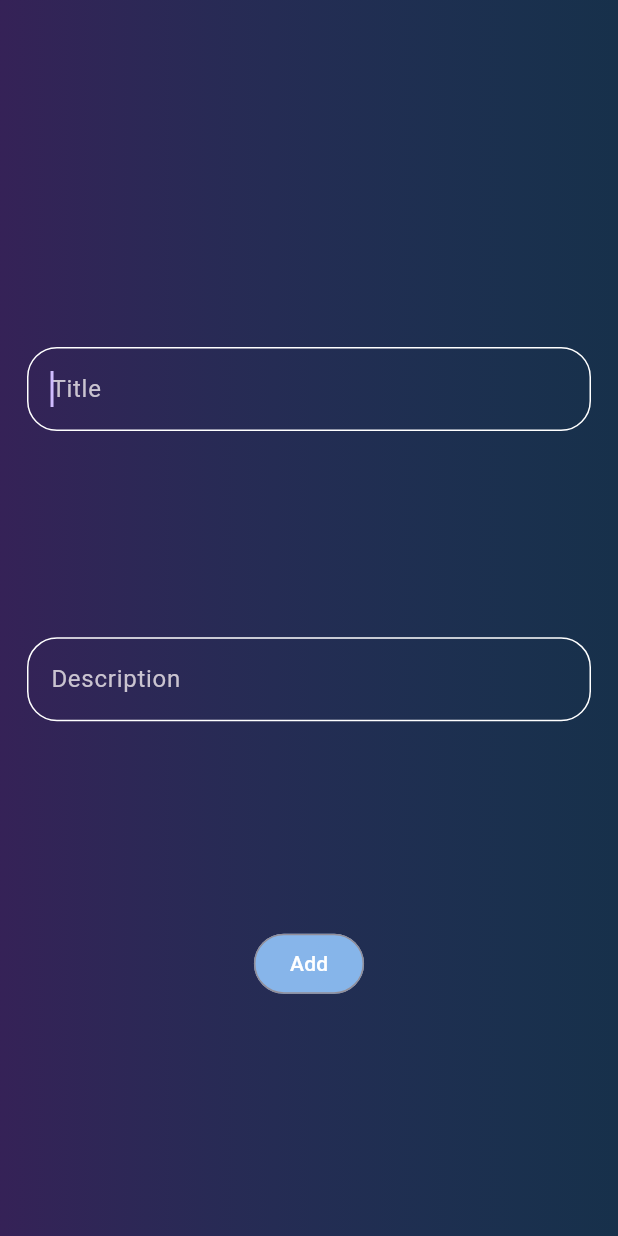
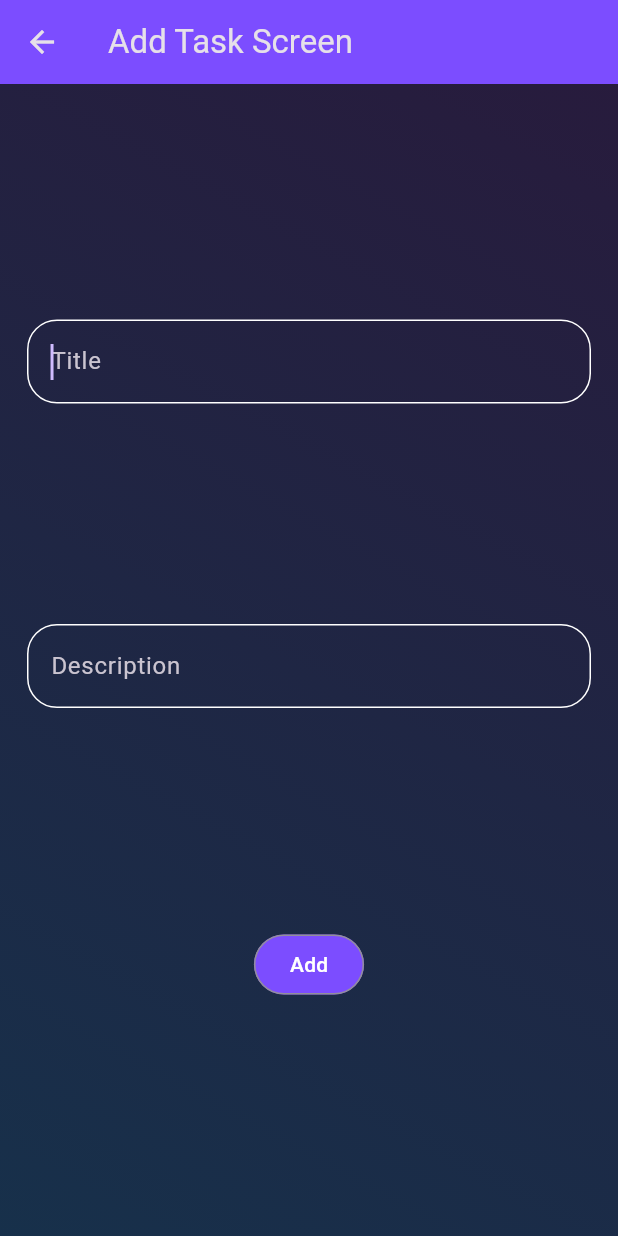
Before and after one commit to AnirudhDas01/todo_list_cal, a Flutter app: the AddTaskScreen screen opened directly, on a phone screen of 412 x 824 dp. Run offline on Flutter 3.47's test engine with Material 3 defaults, Android fonts, the phone set to English and light mode, and no system bars; our stand-ins replace animated_splash_screen, google_fonts, table_calendar.

Commit message:
added style in task screen & changed colour of task tiles and task lists and made a new screen

```diff
--- a/lib/models/task_data.dart
+++ b/lib/models/task_data.dart
@@ -61,6 +61,8 @@ class TaskData extends ChangeNotifier {
     notifyListeners();
   }
 
+
+
   void updateTask(Task task) {
     task.toggetDone();
 
--- a/lib/screens/add_task.sreen.dart
+++ b/lib/screens/add_task.sreen.dart
@@ -12,14 +12,22 @@ class AddTaskScreen extends StatelessWidget {
     String newTaskTitle = '';
     String newTaskDescription = '';
 
-    // ignore: no_leading_underscores_for_local_identifiers
+    bool validateInputs(String title, String description) {
+      return title.isEmpty && description.isEmpty;
+    }
 
     return Scaffold(
+      appBar: AppBar(
+        title: const Text('Add Task Screen'),
+        backgroundColor: Colors.deepPurpleAccent,
+      ),
       body: Container(
         decoration: const BoxDecoration(
           gradient: LinearGradient(
+            begin: Alignment.topRight,
+            end: Alignment.bottomLeft,
             colors: [
-              Color.fromARGB(101, 104, 58, 183),
+              Color.fromARGB(59, 104, 58, 183),
               Color.fromARGB(59, 33, 149, 243)
             ],
           ),
@@ -30,7 +38,6 @@ class AddTaskScreen extends StatelessWidget {
           child: Column(
             mainAxisAlignment: MainAxisAlignment.spaceEvenly,
             children: [
-              const SizedBox(height: 15),
               const SizedBox(height: 20),
               Padding(
                 padding: const EdgeInsets.symmetric(horizontal: 8.0),
@@ -43,7 +50,7 @@ class AddTaskScreen extends StatelessWidget {
                   },
                 ),
               ),
-              const SizedBox(height: 20),
+              const SizedBox(height: 30),
               Padding(
                 padding: const EdgeInsets.symmetric(horizontal: 8.0),
                 child: TextFormField(
@@ -54,20 +61,31 @@ class AddTaskScreen extends StatelessWidget {
                   },
                 ),
               ),
-              const SizedBox(height: 20),
+              const SizedBox(height: 30),
               OutlinedButton(
                 onPressed: () {
+                  if (validateInputs(newTaskTitle, newTaskDescription)) {
+                    ScaffoldMessenger.of(context).showSnackBar(
+                      const SnackBar(
+                        content: Text("Title or descrption is Empty"),
+                      ),
+                    );
+                    return;
+                  }
+
                   Provider.of<TaskData>(context, listen: false)
                       .addTask(newTaskTitle, newTaskDescription, false);
 
                   Navigator.pop(context);
                   ScaffoldMessenger.of(context).showSnackBar(
-                    const SnackBar(content: Text("Task Added")),
+                    const SnackBar(
+                      content: Text("Task Added"),
+                    ),
                   );
                 },
                 style: ButtonStyle(
                   backgroundColor: WidgetStateProperty.all(
-                    const Color.fromARGB(244, 139, 187, 241),
+                    Colors.deepPurpleAccent,
                   ),
                 ),
                 child: const Text(
--- a/lib/widgets/completed_task_tile.dart
+++ b/lib/widgets/completed_task_tile.dart
@@ -16,7 +16,7 @@ class CompletedTaskTile extends StatelessWidget {
   @override
   Widget build(BuildContext context) {
     return Card(
-      color: const Color.fromARGB(255, 85, 33, 140),
+      color: const Color(0xFF03C988),
       child: ListTile(
         title: Text(
           completedTaskTitle,
--- a/lib/widgets/completeted_task_list.dart
+++ b/lib/widgets/completeted_task_list.dart
@@ -13,7 +13,7 @@ class CompletedTaskList extends StatelessWidget {
     return Consumer<TaskData>(
       builder: (context, taskData, child) {
         return Card(
-          color: const Color.fromARGB(182, 85, 33, 140),
+          color: const Color.fromARGB(193, 3, 201, 135),
           child: ListView.builder(
             itemBuilder: (context, index) {
               return CompletedTaskTile(
--- a/lib/widgets/incomplete_task_list.dart
+++ b/lib/widgets/incomplete_task_list.dart
@@ -10,7 +10,7 @@ class IncompleteTaskList extends StatelessWidget {
   Widget build(BuildContext context) {
     return Consumer<TaskData>(builder: (context, taskData, child) {
       return Card(
-        color: const Color.fromARGB(161, 56, 91, 194),
+        color: const Color.fromARGB(193, 255, 32, 77),
         child: ListView.builder(
           itemBuilder: (context, index) {
             return IncompleteTaskTile(
```
Also changed, not shown: lib/screens/calender.dart (+4 -4 lines), lib/screens/task_detail_screen.dart (added, +38 -0 lines), lib/screens/task_screen.dart (+11 -2 lines), lib/widgets/incomplete_task_tile.dart (+19 -6 lines).
